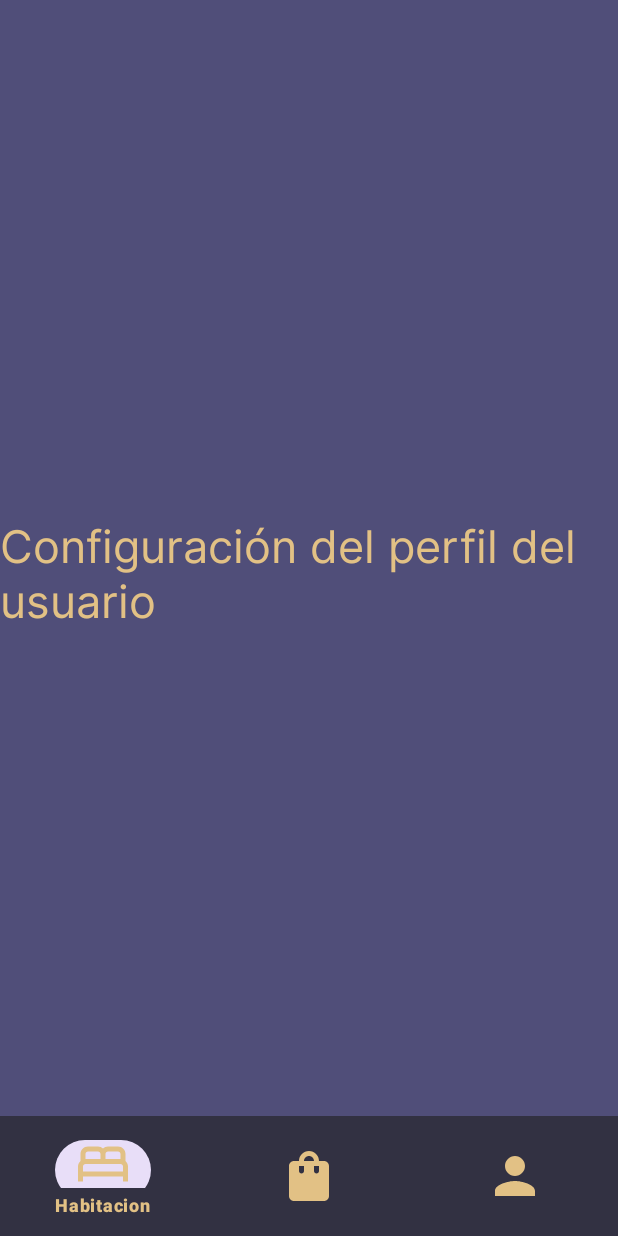
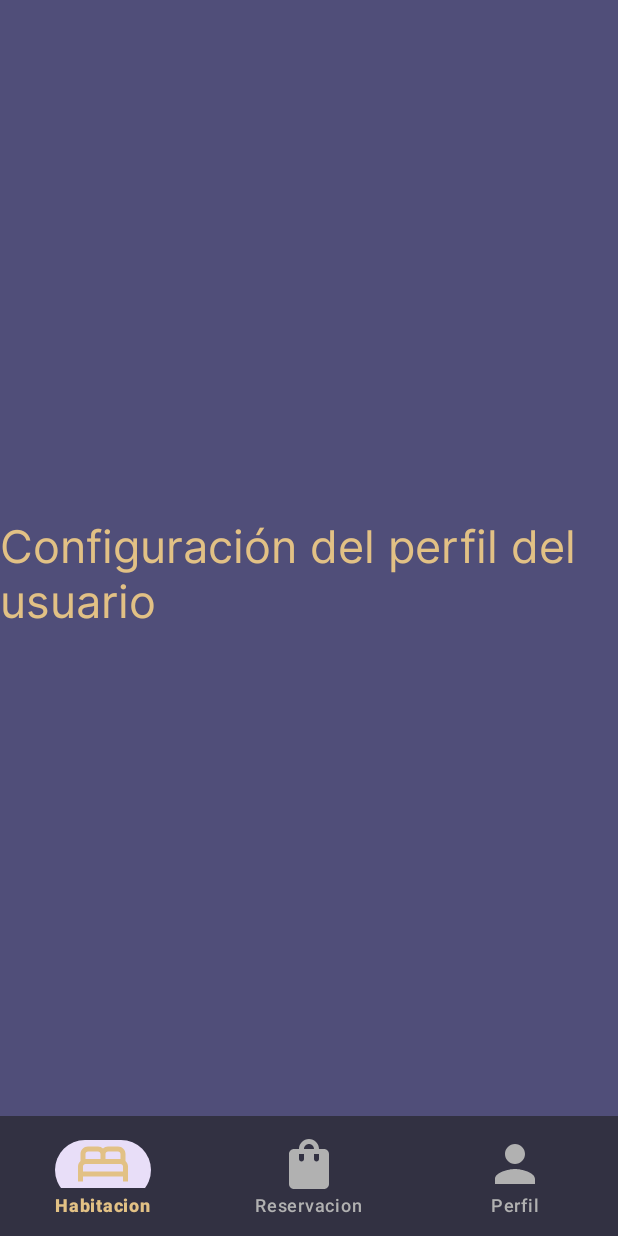
Before and after one commit to Ferkhan/feridem-android, an Android app: the fragment PerfilFragment placed in its activity, on a phone screen of 412 x 824 dp. Run offline under Robolectric (Android 15) with nearby library versions, the phone set to English and light mode, and no system bars.

Commit message:
docs: cambiar detalles BarraNavegacionActivity

```diff
--- a/app/src/main/java/com/feridem/android/interfazusuario/RegistroActivity.java
+++ b/app/src/main/java/com/feridem/android/interfazusuario/RegistroActivity.java
@@ -62,8 +62,8 @@ public class RegistroActivity extends AppCompatActivity {
                 !ValidarDatos.confirmarContrasenia(this, ingresarContrasenia, confirmarContrasenia))
             return;
 
-        Intent siguiente = new Intent(this, BarraNavegacionActivity.class);
-        startActivity(siguiente);
+        Intent siguienteActivity = new Intent(this, BarraNavegacionActivity.class);
+        startActivity(siguienteActivity);
 
     }
 
--- a/app/src/main/res/drawable/ic_menu_habitacion.xml
+++ b/app/src/main/res/drawable/ic_menu_habitacion.xml
@@ -1,5 +1,5 @@
 <vector android:height="24dp" android:tint="#FFFFFF"
     android:viewportHeight="24" android:viewportWidth="24"
     android:width="24dp" xmlns:android="http://schemas.android.com/apk/res/android">
-    <path android:fillColor="@color/texto" android:pathData="M21,10.78V8c0,-1.65 -1.35,-3 -3,-3h-4c-0.77,0 -1.47,0.3 -2,0.78C11.47,5.3 10.77,5 10,5H6C4.35,5 3,6.35 3,8v2.78C2.39,11.33 2,12.12 2,13v6h2v-2h16v2h2v-6C22,12.12 21.61,11.33 21,10.78zM14,7h4c0.55,0 1,0.45 1,1v2h-6V8C13,7.45 13.45,7 14,7zM5,8c0,-0.55 0.45,-1 1,-1h4c0.55,0 1,0.45 1,1v2H5V8zM4,15v-2c0,-0.55 0.45,-1 1,-1h14c0.55,0 1,0.45 1,1v2H4z"/>
+    <path android:fillColor="@color/secundario" android:pathData="M21,10.78V8c0,-1.65 -1.35,-3 -3,-3h-4c-0.77,0 -1.47,0.3 -2,0.78C11.47,5.3 10.77,5 10,5H6C4.35,5 3,6.35 3,8v2.78C2.39,11.33 2,12.12 2,13v6h2v-2h16v2h2v-6C22,12.12 21.61,11.33 21,10.78zM14,7h4c0.55,0 1,0.45 1,1v2h-6V8C13,7.45 13.45,7 14,7zM5,8c0,-0.55 0.45,-1 1,-1h4c0.55,0 1,0.45 1,1v2H5V8zM4,15v-2c0,-0.55 0.45,-1 1,-1h14c0.55,0 1,0.45 1,1v2H4z"/>
 </vector>
--- a/app/src/main/res/drawable/ic_menu_perfil_usuario.xml
+++ b/app/src/main/res/drawable/ic_menu_perfil_usuario.xml
@@ -1,5 +1,5 @@
 <vector android:height="24dp" android:tint="#FFFFFF"
     android:viewportHeight="24" android:viewportWidth="24"
     android:width="24dp" xmlns:android="http://schemas.android.com/apk/res/android">
-    <path android:fillColor="@color/texto" android:pathData="M12,12c2.21,0 4,-1.79 4,-4s-1.79,-4 -4,-4 -4,1.79 -4,4 1.79,4 4,4zM12,14c-2.67,0 -8,1.34 -8,4v2h16v-2c0,-2.66 -5.33,-4 -8,-4z"/>
+    <path android:fillColor="@color/secundario" android:pathData="M12,12c2.21,0 4,-1.79 4,-4s-1.79,-4 -4,-4 -4,1.79 -4,4 1.79,4 4,4zM12,14c-2.67,0 -8,1.34 -8,4v2h16v-2c0,-2.66 -5.33,-4 -8,-4z"/>
 </vector>
--- /dev/null
+++ b/app/src/main/res/drawable/item_seleccionado_opciones.xml
@@ -0,0 +1,5 @@
+<?xml version="1.0" encoding="utf-8"?>
+<selector xmlns:android="http://schemas.android.com/apk/res/android">
+    <item android:drawable="@color/secundario" android:state_checked="true" />
+    <item android:drawable="@color/barraNavegacion" android:state_enabled="true" />
+</selector>
--- /dev/null
+++ b/app/src/main/res/drawable/selector_color_item.xml
@@ -0,0 +1,7 @@
+<?xml version="1.0" encoding="utf-8"?>
+<selector xmlns:android="http://schemas.android.com/apk/res/android">
+    <!-- Estado para cuando el ítem está seleccionado -->
+    <item android:color="@color/secundario" android:state_checked="true" />
+    <!-- Estado para cuando el ítem no está seleccionado -->
+    <item android:color="@color/barraNavegacion" />
+</selector>
--- a/app/src/main/res/layout/activity_barra_navegacion.xml
+++ b/app/src/main/res/layout/activity_barra_navegacion.xml
@@ -20,14 +20,13 @@
         android:layout_width="0dp"
         android:layout_height="wrap_content"
         android:background="@color/principal"
-        app:itemIconTint="@color/texto"
-        app:itemTextColor="@color/texto"
-        app:labelVisibilityMode="selected"
+        app:itemIconSize="40dp"
+        app:itemIconTint="@drawable/selector_color_item"
+        app:itemTextColor="@drawable/selector_color_item"
+        app:labelVisibilityMode="labeled"
         app:layout_constraintBottom_toBottomOf="parent"
         app:layout_constraintEnd_toEndOf="parent"
         app:layout_constraintStart_toStartOf="parent"
-        app:itemIconSize="40dp"
-        app:menu="@menu/menu_navegacion"
-        />
+        app:menu="@menu/menu_navegacion" />
 
 </androidx.constraintlayout.widget.ConstraintLayout>
--- a/app/src/main/res/layout/fragment_habitacion.xml
+++ b/app/src/main/res/layout/fragment_habitacion.xml
@@ -4,7 +4,7 @@
     xmlns:tools="http://schemas.android.com/tools"
     android:layout_width="match_parent"
     android:layout_height="match_parent"
-    android:background="@color/secundario"
+    android:background="@color/variacionPrincipal"
     tools:context=".interfazusuario.HabitacionFragment">
 
     <androidx.recyclerview.widget.RecyclerView
@@ -30,7 +30,7 @@
             android:text="@string/app_name"
             android:textAllCaps="true"
             android:textAlignment="center"
-            android:textColor="@color/texto"
+            android:textColor="@color/secundario"
             android:fontFamily="@font/abril_fatface"
             android:textSize="@dimen/feridem" />
     </androidx.cardview.widget.CardView>
--- a/app/src/main/res/layout/fragment_perfil.xml
+++ b/app/src/main/res/layout/fragment_perfil.xml
@@ -4,7 +4,7 @@
     android:layout_width="match_parent"
     android:layout_height="match_parent"
     xmlns:app="http://schemas.android.com/apk/res-auto"
-    android:background="@color/secundario"
+    android:background="@color/variacionPrincipal"
     tools:context=".interfazusuario.PerfilFragment">
 
     <TextView
--- a/app/src/main/res/layout/fragment_reservacion.xml
+++ b/app/src/main/res/layout/fragment_reservacion.xml
@@ -4,7 +4,7 @@
     xmlns:tools="http://schemas.android.com/tools"
     android:layout_width="match_parent"
     android:layout_height="match_parent"
-    android:background="@color/secundario"
+    android:background="@color/variacionPrincipal"
     android:padding="@dimen/margenInicioRegistro"
     tools:context=".interfazusuario.ReservacionFragment">
 
--- a/app/src/main/res/values/colores.xml
+++ b/app/src/main/res/values/colores.xml
@@ -3,10 +3,11 @@
     <color name="black">#FF000000</color>
     <color name="ingresoDatos">#FFFFFFFF</color>
     <color name="principal">#323142</color>
-    <color name="secundario">#504E79</color>
-    <color name="texto">#E2C185</color>
-    <color name="oculto">#6C6C6C</color>
+    <color name="variacionPrincipal">#504E79</color>
+    <color name="secundario">#E2C185</color>
+    <color name="textoOculto">#6C6C6C</color>
     <color name="boton">#181824</color>
     <color name="trasparente">#00000000</color>
+    <color name="barraNavegacion">#B1B1B1</color>
 
 </resources>
--- a/app/src/main/res/values/estilos.xml
+++ b/app/src/main/res/values/estilos.xml
@@ -6,7 +6,7 @@
         <item name="android:layout_height">wrap_content</item>
         <item name="android:fontFamily">@font/inter</item>
         <item name="android:textSize">@dimen/textoInicioRegistro</item>
-        <item name="android:textColor">@color/texto</item>
+        <item name="android:textColor">@color/secundario</item>
         <item name="android:layout_weight">1</item>
 <!--        <item name="android:layout_marginStart">@dimen/margenInicioRegistro</item>-->
         <item name="android:layout_marginTop">20dp</item>
@@ -19,7 +19,7 @@
         <item name="android:fontFamily">@font/inter</item>
         <item name="android:textSize">@dimen/entradaDatos</item>
         <item name="android:textColor">@color/ingresoDatos</item>
-        <item name="android:textColorHint">@color/oculto</item>
+        <item name="android:textColorHint">@color/textoOculto</item>
         <item name="android:layout_weight">1</item>
 <!--        <item name="android:layout_marginTop">5dp</item>-->
 <!--        <item name="android:layout_marginStart">@dimen/margenInicioRegistro</item>-->
```
Also changed, not shown: app/src/main/AndroidManifest.xml (+8 -6 lines), app/src/main/java/com/feridem/android/interfazusuario/BarraNavegacionActivity.java (+38 -12 lines), app/src/main/java/com/feridem/android/logicanegocio/ValidarDatos.java (+8 -15 lines), app/src/main/res/drawable/rectangulo_bordes.xml (added, +7 -0 lines), app/src/main/res/drawable/selector_color_texto.xml (added, +11 -0 lines), app/src/main/res/layout/activity_iniciar_sesion.xml (+4 -4 lines), app/src/main/res/layout/activity_registro.xml (+4 -4 lines).
